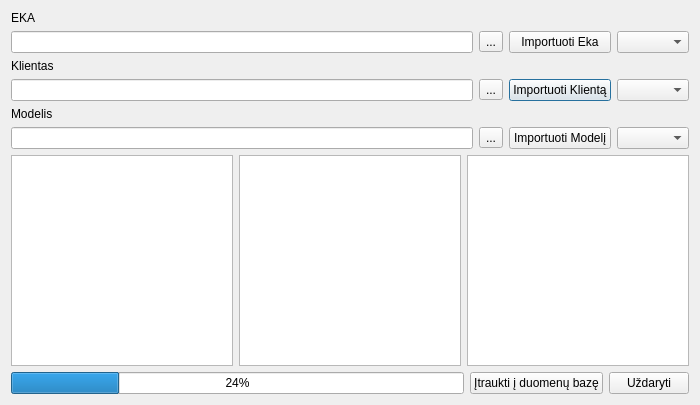
Tautvydas2019/Diplomas, file duombaze/importdbf.ui: the form before one commit.
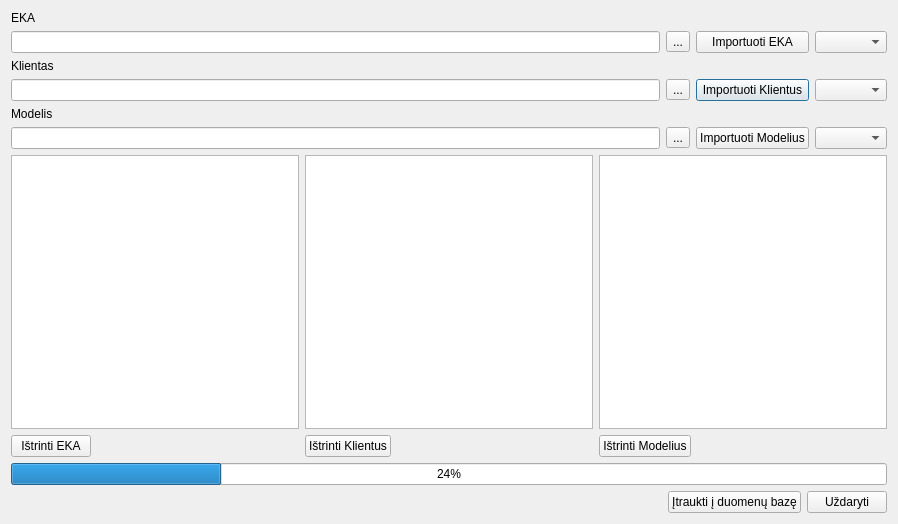
The form after the commit.

Commit message: finalized dbf data importing and converting to temp db tables. TODO: merging with all data

Diff of the .ui file:
```diff
--- a/duombaze/importdbf.ui
+++ b/duombaze/importdbf.ui
@@ -6,14 +6,14 @@
    <rect>
     <x>0</x>
     <y>0</y>
-    <width>700</width>
-    <height>405</height>
+    <width>898</width>
+    <height>524</height>
    </rect>
   </property>
   <property name="windowTitle">
    <string>Dialog</string>
   </property>
-  <layout class="QVBoxLayout" name="verticalLayout">
+  <layout class="QVBoxLayout" name="verticalLayout_4">
    <item>
     <layout class="QGridLayout" name="gridLayout">
      <item row="1" column="0">
@@ -70,21 +70,21 @@
      <item row="3" column="2">
       <widget class="QPushButton" name="pushButton_client">
        <property name="text">
-        <string>Importuoti Klientą</string>
+        <string>Importuoti Klientus</string>
        </property>
       </widget>
      </item>
      <item row="1" column="2">
       <widget class="QPushButton" name="pushButton_eka">
        <property name="text">
-        <string>Importuoti Eka</string>
+        <string>Importuoti EKA</string>
        </property>
       </widget>
      </item>
      <item row="5" column="2">
       <widget class="QPushButton" name="pushButton_model">
        <property name="text">
-        <string>Importuoti Modelį</string>
+        <string>Importuoti Modelius</string>
        </property>
       </widget>
      </item>
@@ -102,24 +102,121 @@
    <item>
     <layout class="QHBoxLayout" name="horizontalLayout_4">
      <item>
-      <widget class="QTableView" name="tableView_eka"/>
+      <layout class="QVBoxLayout" name="verticalLayout">
+       <item>
+        <widget class="QTableView" name="tableView_eka"/>
+       </item>
+       <item>
+        <layout class="QHBoxLayout" name="horizontalLayout">
+         <item>
+          <widget class="QPushButton" name="pushButton_deleteEka">
+           <property name="text">
+            <string>Ištrinti EKA</string>
+           </property>
+          </widget>
+         </item>
+         <item>
+          <spacer name="horizontalSpacer_2">
+           <property name="orientation">
+            <enum>Qt::Horizontal</enum>
+           </property>
+           <property name="sizeHint" stdset="0">
+            <size>
+             <width>40</width>
+             <height>20</height>
+            </size>
+           </property>
+          </spacer>
+         </item>
+        </layout>
+       </item>
+      </layout>
      </item>
      <item>
-      <widget class="QTableView" name="tableView_client"/>
+      <layout class="QVBoxLayout" name="verticalLayout_2">
+       <item>
+        <widget class="QTableView" name="tableView_client"/>
+       </item>
+       <item>
+        <layout class="QHBoxLayout" name="horizontalLayout_2">
+         <item>
+          <widget class="QPushButton" name="pushButton_deleteClient">
+           <property name="text">
+            <string>Ištrinti Klientus</string>
+           </property>
+          </widget>
+         </item>
+         <item>
+          <spacer name="horizontalSpacer_3">
+           <property name="orientation">
+            <enum>Qt::Horizontal</enum>
+           </property>
+           <property name="sizeHint" stdset="0">
+            <size>
+             <width>40</width>
+             <height>20</height>
+            </size>
+           </property>
+          </spacer>
+         </item>
+        </layout>
+       </item>
+      </layout>
      </item>
      <item>
-      <widget class="QTableView" name="tableView_model"/>
+      <layout class="QVBoxLayout" name="verticalLayout_3">
+       <item>
+        <widget class="QTableView" name="tableView_model"/>
+       </item>
+       <item>
+        <layout class="QHBoxLayout" name="horizontalLayout_3">
+         <item>
+          <widget class="QPushButton" name="pushButton_deleteModel">
+           <property name="text">
+            <string>Ištrinti Modelius</string>
+           </property>
+          </widget>
+         </item>
+         <item>
+          <spacer name="horizontalSpacer_4">
+           <property name="orientation">
+            <enum>Qt::Horizontal</enum>
+           </property>
+           <property name="sizeHint" stdset="0">
+            <size>
+             <width>40</width>
+             <height>20</height>
+            </size>
+           </property>
+          </spacer>
+         </item>
+        </layout>
+       </item>
+      </layout>
      </item>
     </layout>
    </item>
+   <item>
+    <widget class="QProgressBar" name="progressBar">
+     <property name="value">
+      <number>24</number>
+     </property>
+    </widget>
+   </item>
    <item>
     <layout class="QHBoxLayout" name="horizontalLayout_5">
      <item>
-      <widget class="QProgressBar" name="progressBar">
-       <property name="value">
-        <number>24</number>
+      <spacer name="horizontalSpacer">
+       <property name="orientation">
+        <enum>Qt::Horizontal</enum>
        </property>
-      </widget>
+       <property name="sizeHint" stdset="0">
+        <size>
+         <width>40</width>
+         <height>20</height>
+        </size>
+       </property>
+      </spacer>
      </item>
      <item>
       <widget class="QPushButton" name="pushButton_addToDb">
```
The commit also changes 6 other files.
